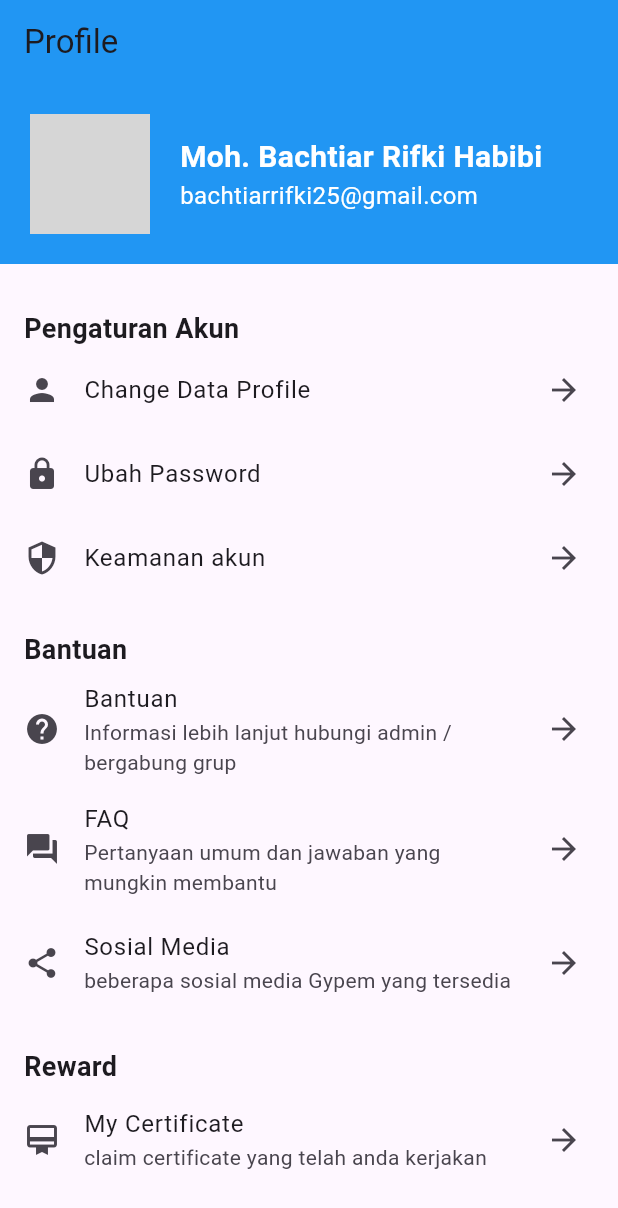
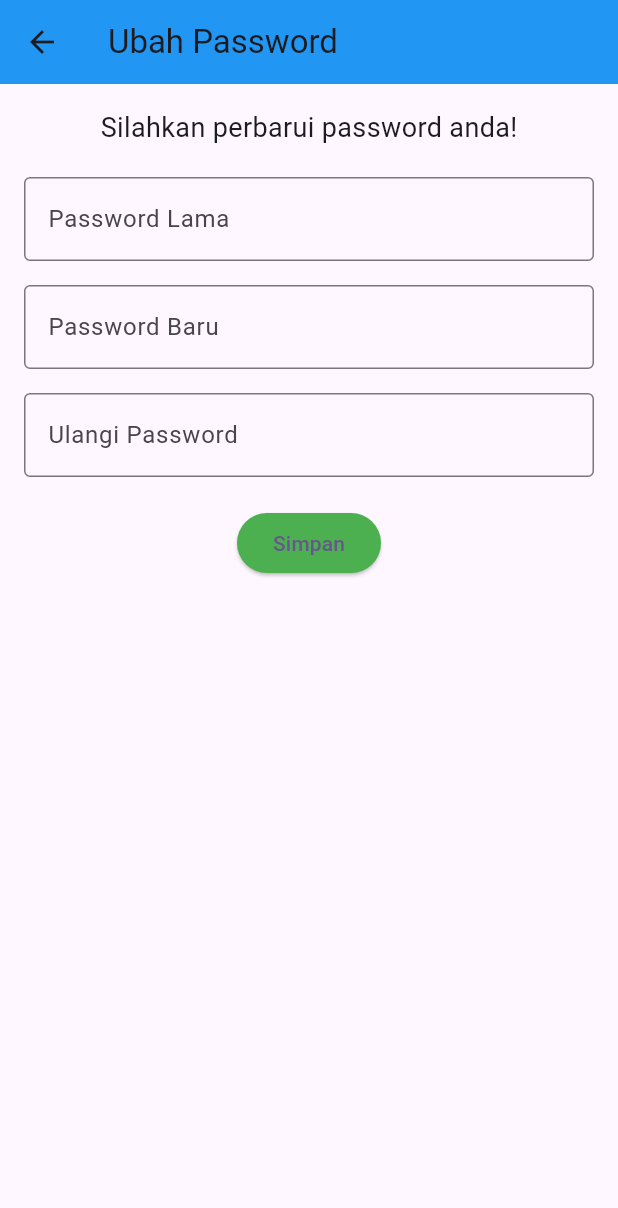
Before and after one commit to Sofyan0/gypem, a Flutter app: the ProfilePage screen opened directly, after a tap on "Ubah Password", on a phone screen of 412 x 824 dp. Shown: the top 1208 px of the screen. Run offline on Flutter 3.47's test engine with Material 3 defaults, Android fonts, the phone set to English and light mode, and no system bars; our stand-ins replace firebase_auth, firebase_core; accounts and stored records are empty; grey boxes are pictures that could not be loaded.

Commit message:
ubah password

```diff
--- a/lib/pages/profile_page.dart
+++ b/lib/pages/profile_page.dart
@@ -75,7 +75,10 @@ class ProfilePage extends StatelessWidget {
                   icon: Icons.lock,
                   text: 'Ubah Password',
                   onTap: () {
-                    // Tambahkan aksi yang diinginkan
+                    Navigator.push(
+                      context,
+                      MaterialPageRoute(builder: (context) => ChangePasswordPage()),
+                    );
                   },
                 ),
                 ListItem(
@@ -222,7 +225,7 @@ class ChangeProfilePage extends StatelessWidget {
                   border: OutlineInputBorder(),
                 ),
               ),
-                SizedBox(height: 16),
+              SizedBox(height: 16),
               TextFormField(
                 controller: emailController,
                 decoration: InputDecoration(
@@ -269,3 +272,65 @@ class ChangeProfilePage extends StatelessWidget {
     );
   }
 }
+
+class ChangePasswordPage extends StatelessWidget {
+  final TextEditingController oldPasswordController = TextEditingController();
+  final TextEditingController newPasswordController = TextEditingController();
+  final TextEditingController confirmPasswordController = TextEditingController();
+
+  @override
+  Widget build(BuildContext context) {
+    return Scaffold(
+      appBar: AppBar(
+        title: Text('Ubah Password'),
+        backgroundColor: Colors.blue,
+      ),
+      body: Padding(
+        padding: const EdgeInsets.all(16.0),
+        child: Column(
+          children: [
+            Text(
+              'Silahkan perbarui password anda!',
+              style: TextStyle(fontSize: 18),
+            ),
+            SizedBox(height: 20),
+            TextFormField(
+              controller: oldPasswordController,
+              decoration: InputDecoration(
+                labelText: 'Password Lama',
+                border: OutlineInputBorder(),
+              ),
+              obscureText: true,
+            ),
+            SizedBox(height: 16),
+            TextFormField(
+              controller: newPasswordController,
+              decoration: InputDecoration(
+                labelText: 'Password Baru',
+                border: OutlineInputBorder(),
+              ),
+              obscureText: true,
+            ),
+            SizedBox(height: 16),
+            TextFormField(
+              controller: confirmPasswordController,
+              decoration: InputDecoration(
+                labelText: 'Ulangi Password',
+                border: OutlineInputBorder(),
+              ),
+              obscureText: true,
+            ),
+            SizedBox(height: 20),
+            ElevatedButton(
+              onPressed: () {
+                // Tambahkan aksi yang diinginkan
+              },
+              child: Text('Simpan'),
+              style: ElevatedButton.styleFrom(backgroundColor: Colors.green),
+            ),
+          ],
+        ),
+      ),
+    );
+  }
+}
```
Also changed, not shown: pubspec.lock, 1 other file.
